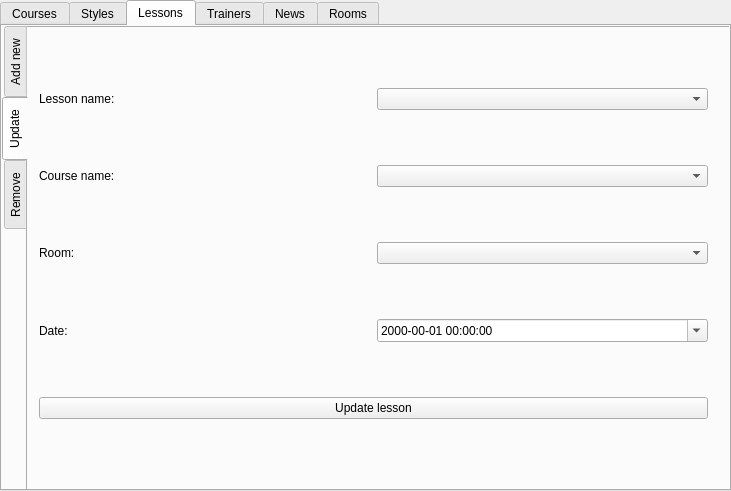
Old version of the form desctopApp/DanceSchool/mainwindow.ui in the repository Lord1p/Dance_School.
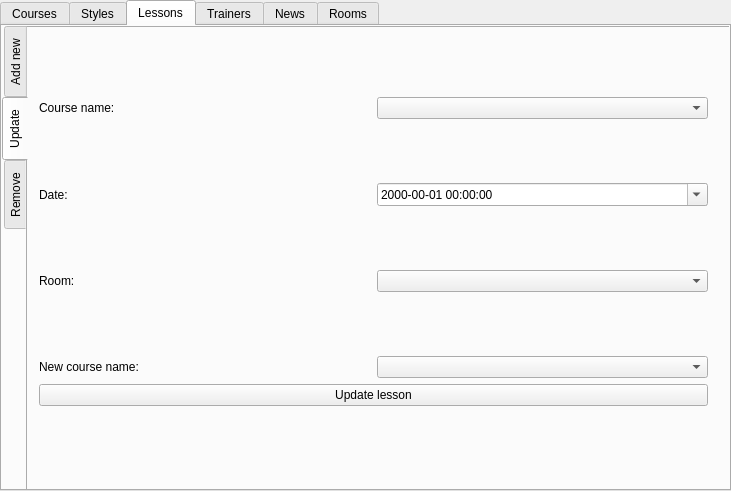
New version of the form. The open tabs and pages were chosen to show the change.

```diff
--- a/desctopApp/DanceSchool/mainwindow.ui
+++ b/desctopApp/DanceSchool/mainwindow.ui
@@ -666,20 +666,6 @@
         <layout class="QHBoxLayout" name="horizontalLayout_20">
          <item>
           <layout class="QVBoxLayout" name="courseSettingLayout_14">
-           <item>
-            <layout class="QHBoxLayout" name="courseLayout_17">
-             <item>
-              <widget class="QLabel" name="label_70">
-               <property name="text">
-                <string>Lesson name:</string>
-               </property>
-              </widget>
-             </item>
-             <item>
-              <widget class="QComboBox" name="lessonUpdateName"/>
-             </item>
-            </layout>
-           </item>
            <item>
             <layout class="QHBoxLayout" name="trainerLayout_11">
              <item>
@@ -694,20 +680,6 @@
              </item>
             </layout>
            </item>
-           <item>
-            <layout class="QHBoxLayout" name="styleLayout_11">
-             <item>
-              <widget class="QLabel" name="label_72">
-               <property name="text">
-                <string>Room:</string>
-               </property>
-              </widget>
-             </item>
-             <item>
-              <widget class="QComboBox" name="lessonUpdateRoom"/>
-             </item>
-            </layout>
-           </item>
            <item>
             <layout class="QHBoxLayout" name="priceLayout_9">
              <item>
@@ -729,8 +701,36 @@
              </item>
             </layout>
            </item>
+           <item>
+            <layout class="QHBoxLayout" name="styleLayout_11">
+             <item>
+              <widget class="QLabel" name="label_72">
+               <property name="text">
+                <string>Room:</string>
+               </property>
+              </widget>
+             </item>
+             <item>
+              <widget class="QComboBox" name="lessonUpdateRoom"/>
+             </item>
+            </layout>
+           </item>
            <item>
             <layout class="QVBoxLayout" name="descriptionLayout_13">
+             <item>
+              <layout class="QHBoxLayout" name="trainerLayout_12">
+               <item>
+                <widget class="QLabel" name="label_75">
+                 <property name="text">
+                  <string>New course name:</string>
+                 </property>
+                </widget>
+               </item>
+               <item>
+                <widget class="QComboBox" name="lessonUpdateCourse_2"/>
+               </item>
+              </layout>
+             </item>
              <item>
               <widget class="QPushButton" name="lessonUpdateButton">
                <property name="text">
```
Left out of the diff: 18 changed lines with no effect on the pictures.
